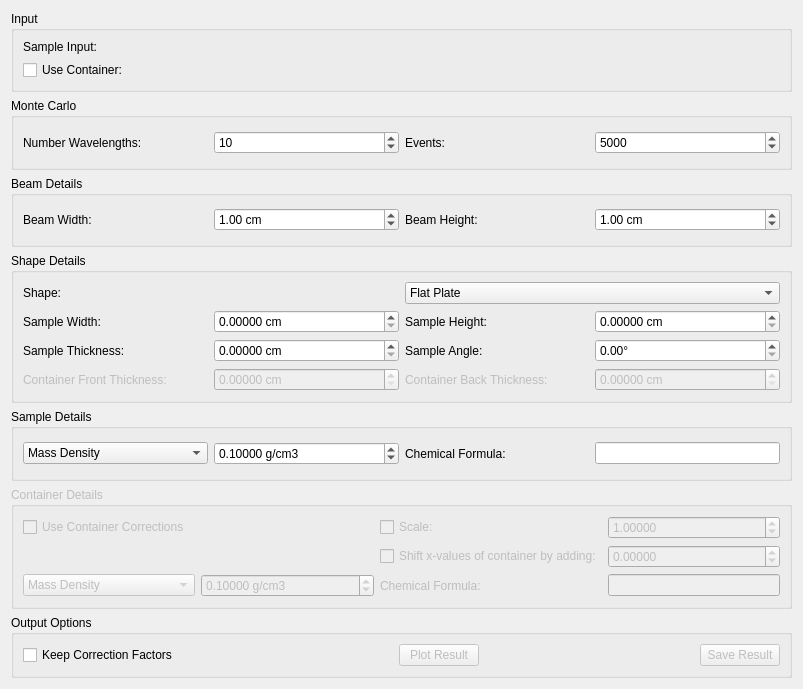
Above: qt/scientific_interfaces/Indirect/AbsorptionCorrections.ui from mantidproject/mantid before the change. Below: the same form after it.
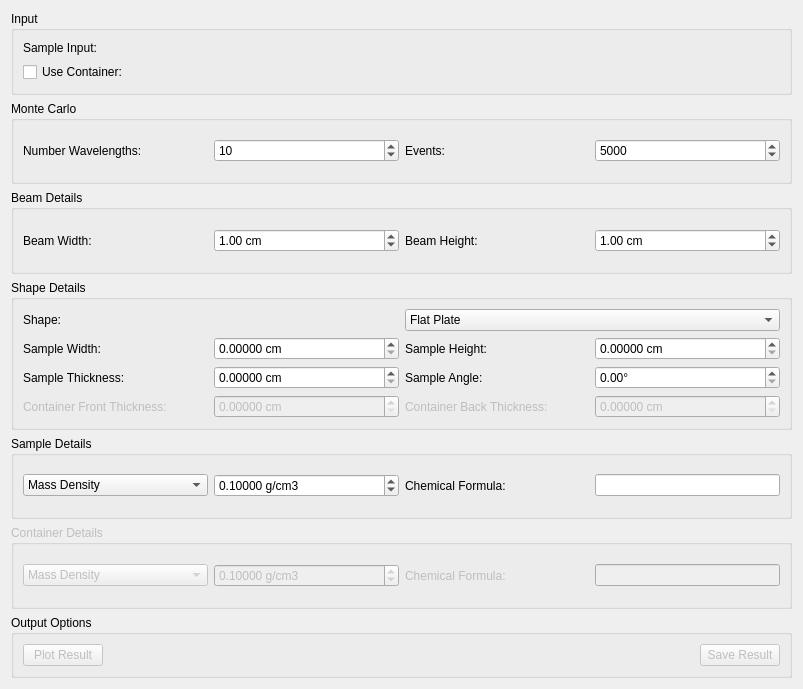
That is the form after the change. Custom widgets are drawn as their Qt base class.

Commit message:
Remove unnecessary and invalid fields from absorption interface
Refs #20458

Diff of the .ui file:
```diff
--- a/qt/scientific_interfaces/Indirect/AbsorptionCorrections.ui
+++ b/qt/scientific_interfaces/Indirect/AbsorptionCorrections.ui
@@ -689,14 +689,21 @@
       <string>Container Details</string>
      </property>
      <layout class="QGridLayout" name="gridLayout_2">
-      <item row="4" column="2">
-       <widget class="QLabel" name="lbCanChemicalFormula">
-        <property name="text">
-         <string>Chemical Formula:</string>
-        </property>
+      <item row="2" column="0">
+       <widget class="QComboBox" name="cbCanDensity">
+        <item>
+         <property name="text">
+          <string>Mass Density</string>
+         </property>
+        </item>
+        <item>
+         <property name="text">
+          <string>Number Density</string>
+         </property>
+        </item>
        </widget>
       </item>
-      <item row="4" column="1">
+      <item row="2" column="1">
        <widget class="QDoubleSpinBox" name="spCanDensity">
         <property name="enabled">
          <bool>false</bool>
@@ -715,7 +722,14 @@
         </property>
        </widget>
       </item>
-      <item row="4" column="3">
+      <item row="2" column="2">
+       <widget class="QLabel" name="lbCanChemicalFormula">
+        <property name="text">
+         <string>Chemical Formula:</string>
+        </property>
+       </widget>
+      </item>
+      <item row="2" column="3">
        <widget class="QLineEdit" name="leCanChemicalFormula">
         <property name="enabled">
          <bool>false</bool>
@@ -728,79 +742,6 @@
         </property>
        </widget>
       </item>
-      <item row="2" column="3">
-       <widget class="QDoubleSpinBox" name="spCanScale">
-        <property name="enabled">
-         <bool>false</bool>
-        </property>
-        <property name="decimals">
-         <number>5</number>
-        </property>
-        <property name="singleStep">
-         <double>0.100000000000000</double>
-        </property>
-        <property name="value">
-         <double>1.000000000000000</double>
-        </property>
-       </widget>
-      </item>
-      <item row="2" column="2">
-       <widget class="QCheckBox" name="ckScaleCan">
-        <property name="text">
-         <string>Scale:</string>
-        </property>
-       </widget>
-      </item>
-      <item row="3" column="3">
-       <widget class="QDoubleSpinBox" name="spCanShift">
-        <property name="enabled">
-         <bool>false</bool>
-        </property>
-        <property name="decimals">
-         <number>5</number>
-        </property>
-        <property name="minimum">
-         <double>-1000.000000000000000</double>
-        </property>
-        <property name="maximum">
-         <double>999.999990000000025</double>
-        </property>
-        <property name="singleStep">
-         <double>0.010000000000000</double>
-        </property>
-        <property name="value">
-         <double>0.000000000000000</double>
-        </property>
-       </widget>
-      </item>
-      <item row="3" column="2">
-       <widget class="QCheckBox" name="ckShiftCan">
-        <property name="text">
-         <string>Shift x-values of container by adding:</string>
-        </property>
-       </widget>
-      </item>
-      <item row="2" column="0" colspan="2">
-       <widget class="QCheckBox" name="ckUseCanCorrections">
-        <property name="text">
-         <string>Use Container Corrections</string>
-        </property>
-       </widget>
-      </item>
-      <item row="4" column="0">
-       <widget class="QComboBox" name="cbCanDensity">
-        <item>
-         <property name="text">
-          <string>Mass Density</string>
-         </property>
-        </item>
-        <item>
-         <property name="text">
-          <string>Number Density</string>
-         </property>
-        </item>
-       </widget>
-      </item>
      </layout>
     </widget>
    </item>
@@ -816,26 +757,6 @@
       <string>Output Options</string>
      </property>
      <layout class="QHBoxLayout" name="horizontalLayout_2">
-      <item>
-       <widget class="QCheckBox" name="ckKeepFactors">
-        <property name="text">
-         <string>Keep Correction Factors</string>
-        </property>
-       </widget>
-      </item>
-      <item>
-       <spacer name="horizontalSpacer">
-        <property name="orientation">
-         <enum>Qt::Horizontal</enum>
-        </property>
-        <property name="sizeHint" stdset="0">
-         <size>
-          <width>40</width>
-          <height>20</height>
-         </size>
-        </property>
-       </spacer>
-      </item>
       <item>
        <widget class="QPushButton" name="pbPlot">
         <property name="enabled">
```
Left out of the diff: 70 changed lines with no effect on the pictures.
